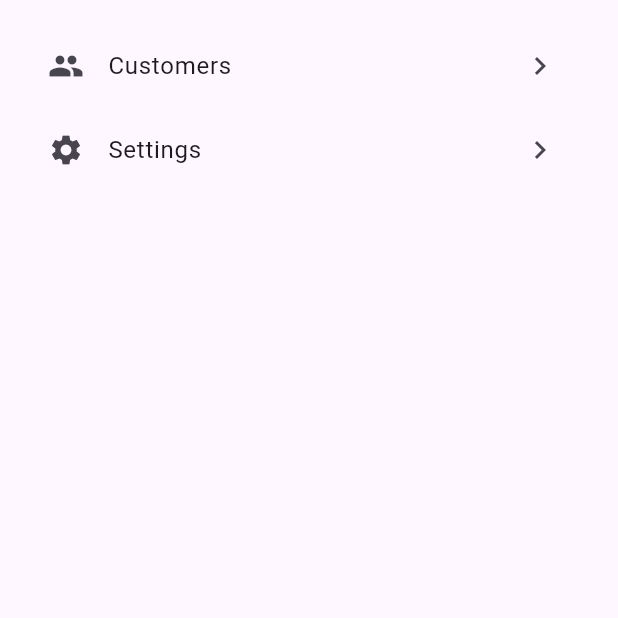
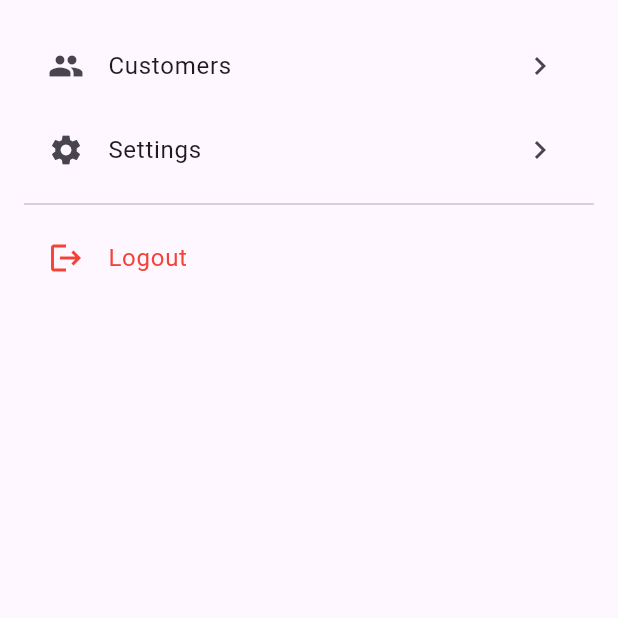
Before and after one commit to emilauer99/bachelor-thesis, a Flutter app: the OthersScreen screen opened directly, on a phone screen of 412 x 824 dp, the top half of it. Run offline on Flutter 3.47's test engine with Material 3 defaults, Android fonts, the phone set to English and light mode, and no system bars; our stand-ins replace dio, flutter_riverpod, flutter_secure_storage, freezed_annotation, go_router, image_picker and 1 more; accounts and stored records are empty.

Commit message:
flutter_app - implement logout in others screen

```diff
--- a/flutter_app/lib/screens/others_screen.dart
+++ b/flutter_app/lib/screens/others_screen.dart
@@ -1,8 +1,70 @@
 import 'package:flutter/material.dart';
+import 'package:flutter_app/api/auth_api.dart';
+import 'package:flutter_app/providers/auth_provider.dart';
 import 'package:flutter_app/screens/customers_screen.dart';
+import 'package:flutter_riverpod/flutter_riverpod.dart';
+import 'package:go_router/go_router.dart';
 
-class OthersScreen extends StatelessWidget {
+class OthersScreen extends ConsumerStatefulWidget {
   const OthersScreen({super.key});
+
+  @override
+  ConsumerState<OthersScreen> createState() => _OthersScreenState();
+}
+
+class _OthersScreenState extends ConsumerState<OthersScreen> {
+  bool _isLoggingOut = false;
+
+  Future<void> _logout(BuildContext context) async {
+    // Show confirmation dialog
+    final shouldLogout = await showDialog<bool>(
+      context: context,
+      builder: (context) => AlertDialog(
+        title: const Text('Logout'),
+        content: const Text('Are you sure you want to logout?'),
+        actions: [
+          TextButton(
+            onPressed: () => Navigator.pop(context, false),
+            child: const Text('Cancel'),
+          ),
+          TextButton(
+            onPressed: () => Navigator.pop(context, true),
+            child: const Text('Logout'),
+          ),
+        ],
+      ),
+    );
+
+    if (shouldLogout != true) {
+      return;
+    }
+
+    setState(() => _isLoggingOut = true);
+
+    try {
+      await Future.wait([
+        AuthApi(ref).logout(),
+        ref.read(authStateProvider.notifier).resetAuthentication(),
+      ]);
+
+      if (mounted) {
+        context.go('/login');
+      }
+    } catch (e) {
+      if (mounted) {
+        ScaffoldMessenger.of(context).showSnackBar(
+          SnackBar(
+            content: Text('Logout failed: ${e.toString()}'),
+            duration: const Duration(seconds: 3),
+          ),
+        );
+      }
+    } finally {
+      if (mounted) {
+        setState(() => _isLoggingOut = false);
+      }
+    }
+  }
 
   @override
   Widget build(BuildContext context) {
@@ -14,18 +76,29 @@ class OthersScreen extends StatelessWidget {
             leading: const Icon(Icons.people),
             title: const Text('Customers'),
             trailing: const Icon(Icons.chevron_right),
-              onTap: () {
-                Navigator.push(
-                  context,
-                  MaterialPageRoute(builder: (context) => const CustomersScreen()),
-                );
-              }
+            onTap: () {
+              Navigator.push(
+                context,
+                MaterialPageRoute(builder: (context) => const CustomersScreen()),
+              );
+            },
           ),
-          // Add more list items for other options
           const ListTile(
             leading: Icon(Icons.settings),
             title: Text('Settings'),
             trailing: Icon(Icons.chevron_right),
+          ),
+          const Divider(),
+          ListTile(
+            leading: _isLoggingOut
+                ? const SizedBox(
+              width: 24,
+              height: 24,
+              child: CircularProgressIndicator(),
+            )
+                : const Icon(Icons.logout, color: Colors.red),
+            title: const Text('Logout', style: TextStyle(color: Colors.red)),
+            onTap: _isLoggingOut ? null : () => _logout(context),
           ),
         ],
       ),
```
Also changed, not shown: flutter_app/lib/screens/home_screen.dart (+9 -9 lines).
